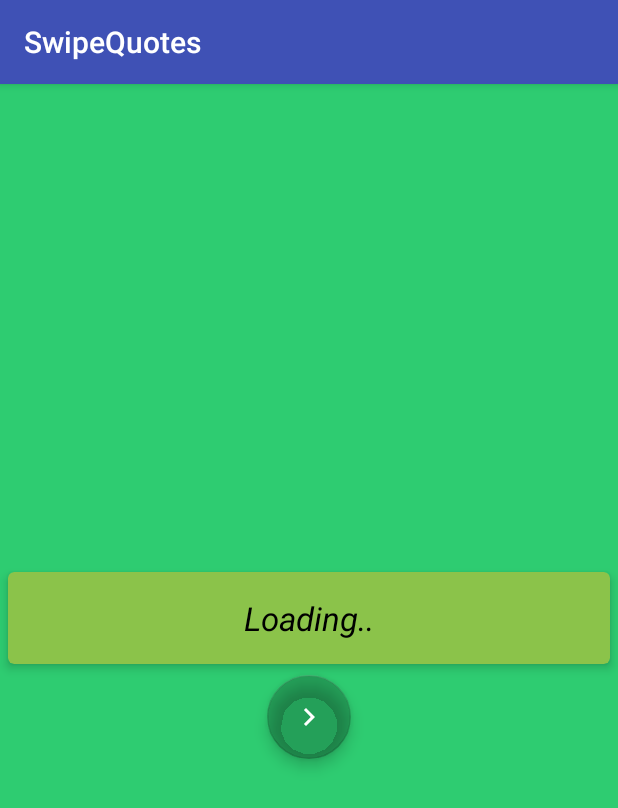
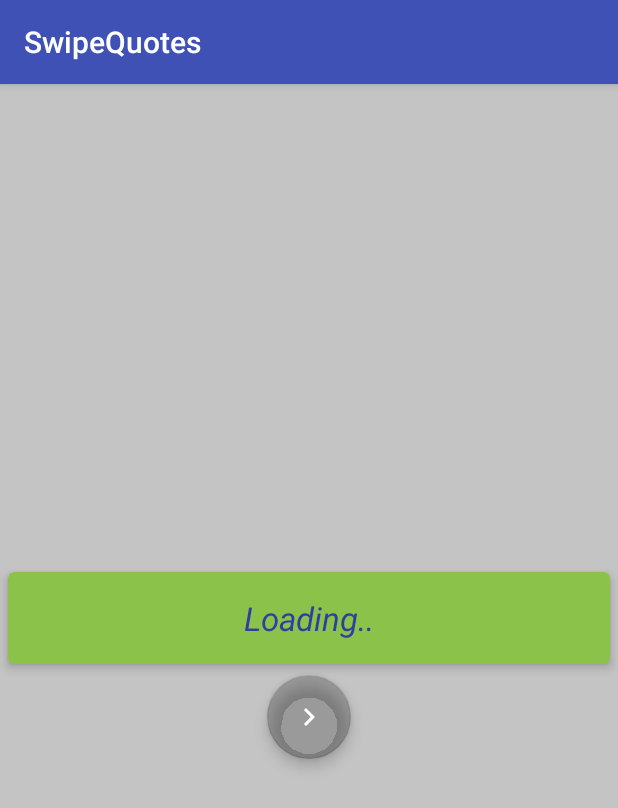
Before and after one commit to Tobibur/Retrofit-Kotlin-Example, an Android app: the screen it shows after launch (MainActivity), on a phone screen of 412 x 824 dp. Shown: the top 808 px of the screen. Run offline under Robolectric (Android 15) with nearby library versions, the phone set to English and light mode, and no system bars.

Commit message:
Updated Ui

```diff
--- a/app/src/main/res/layout/activity_main.xml
+++ b/app/src/main/res/layout/activity_main.xml
@@ -5,7 +5,7 @@
     android:layout_width="match_parent"
     android:layout_height="match_parent"
     android:gravity="center"
-    android:background="#2ecc71"
+    android:background="@color/cardview_shadow_start_color"
     android:orientation="vertical">
 
     <android.support.v7.widget.CardView
@@ -23,7 +23,7 @@
             android:layout_height="wrap_content"
             android:text="@string/loading_quote"
             android:id="@+id/quoteTextView"
-            android:textColor="@android:color/black"
+            android:textColor="@color/colorPrimaryDark"
             android:textAlignment="center"
             android:textSize="22sp"
             android:textStyle="italic"
```
